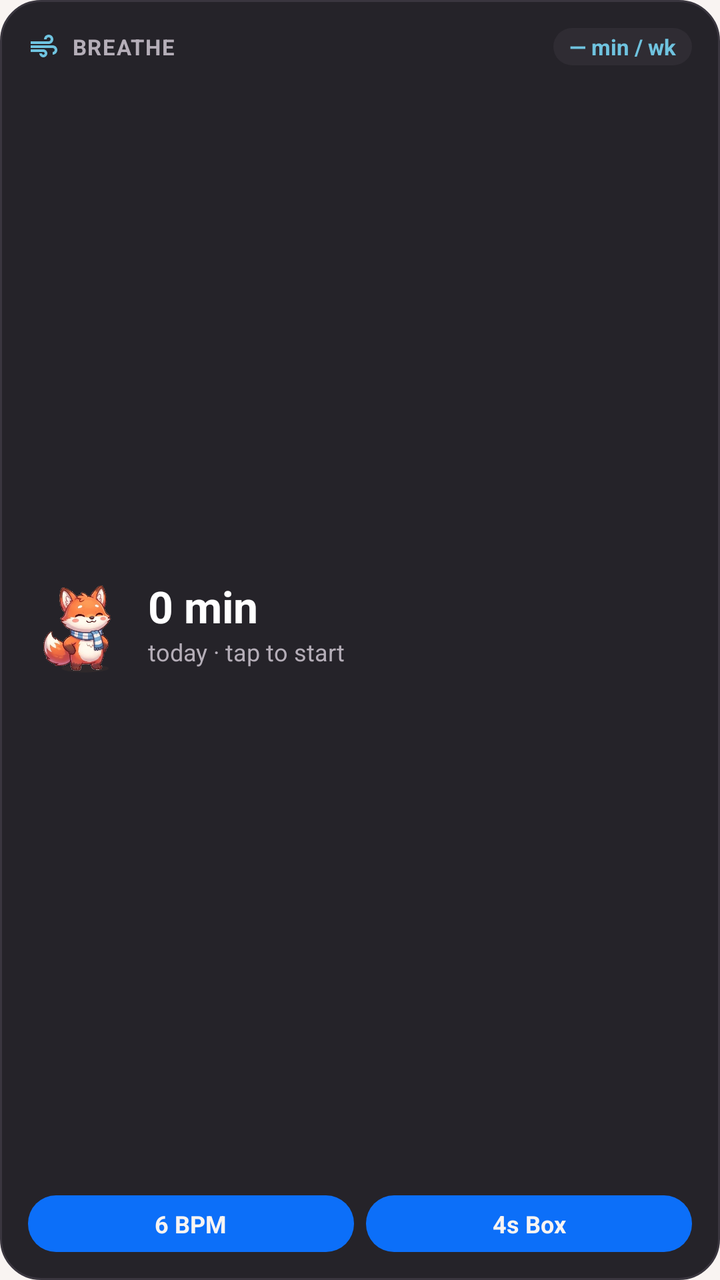
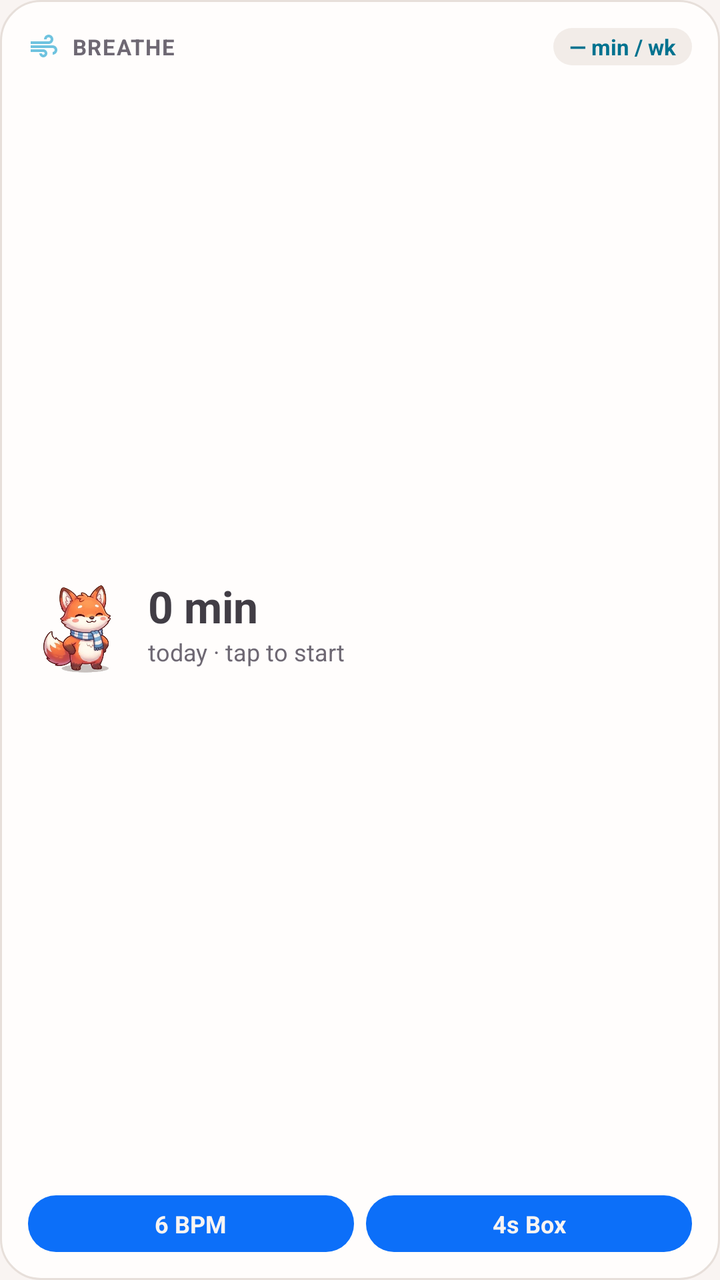

The first picture is an Android layout as it rendered before a commit; the second is the same layout after the commit. The layout source and the unified diff follow.
<!-- AndroidManifest.xml: application theme Theme.Hangry -->
<!-- res/layout/widget_breathe.xml -->
<?xml version="1.0" encoding="utf-8"?>
<LinearLayout xmlns:android="http://schemas.android.com/apk/res/android"
    android:id="@+id/widget_breathe_root"
    android:layout_width="match_parent"
    android:layout_height="match_parent"
    android:background="@drawable/bg_widget_surface"
    android:orientation="vertical"
    android:padding="14dp">

    <LinearLayout
        android:layout_width="match_parent"
        android:layout_height="wrap_content"
        android:gravity="center_vertical"
        android:orientation="horizontal">

        <ImageView
            android:layout_width="16dp"
            android:layout_height="16dp"
            android:src="@drawable/ic_widget_breath"
            android:contentDescription="@null" />

        <TextView
            android:layout_width="0dp"
            android:layout_height="wrap_content"
            android:layout_marginStart="6dp"
            android:layout_weight="1"
            android:text="@string/widget_layout_breathe"
            android:textColor="#B5AEB8"
            android:textSize="11sp"
            android:textStyle="bold"
            android:letterSpacing="0.05" />

        <TextView
            android:id="@+id/tv_breathe_week"
            android:layout_width="wrap_content"
            android:layout_height="wrap_content"
            android:background="@drawable/bg_widget_chip"
            android:paddingHorizontal="8dp"
            android:paddingVertical="2dp"
            android:text="@string/widget_layout_none_min_wk"
            android:textColor="#6FC3DF"
            android:textSize="11sp"
            android:textStyle="bold" />
    </LinearLayout>

    <LinearLayout
        android:layout_width="match_parent"
        android:layout_height="0dp"
        android:layout_weight="1"
        android:gravity="center_vertical"
        android:orientation="horizontal">

        <ImageView
            android:layout_width="52dp"
            android:layout_height="52dp"
            android:scaleType="fitCenter"
            android:src="@drawable/dash_breathe_in"
            android:contentDescription="@null" />

        <LinearLayout
            android:layout_width="0dp"
            android:layout_height="wrap_content"
            android:layout_marginStart="8dp"
            android:layout_weight="1"
            android:orientation="vertical">

            <TextView
                android:id="@+id/tv_breathe_today"
                android:layout_width="wrap_content"
                android:layout_height="wrap_content"
                android:layout_marginTop="0dp"
                android:ellipsize="end"
                android:maxLines="1"
                android:text="@string/widget_layout_0_min"
                android:textColor="#FFFFFF"
                android:textSize="22sp"
                android:textStyle="bold" />

            <TextView
                android:id="@+id/tv_breathe_subtitle"
                android:layout_width="wrap_content"
                android:layout_height="wrap_content"
                android:layout_marginTop="0dp"
                android:ellipsize="end"
                android:maxLines="1"
                android:text="@string/widget_layout_today_tap_to_start"
                android:textColor="#B5AEB8"
                android:textSize="12sp" />
        </LinearLayout>
    </LinearLayout>

    <LinearLayout
        android:layout_width="match_parent"
        android:layout_height="wrap_content"
        android:orientation="horizontal">

        <TextView
            android:id="@+id/btn_breathe_a"
            android:layout_width="0dp"
            android:layout_weight="1"
            android:layout_height="wrap_content"
            android:layout_marginTop="8dp"
            android:background="@drawable/bg_widget_button"
            android:gravity="center"
            android:paddingVertical="6dp"
            android:text="@string/widget_layout_6_bpm"
            android:textColor="#F9F4F2"
            android:textSize="12sp"
            android:textStyle="bold" />

        <TextView
            android:id="@+id/btn_breathe_b"
            android:layout_width="0dp"
            android:layout_weight="1"
            android:layout_marginStart="6dp"
            android:layout_height="wrap_content"
            android:layout_marginTop="8dp"
            android:background="@drawable/bg_widget_button"
            android:gravity="center"
            android:paddingVertical="6dp"
            android:text="@string/widget_layout_4s_box"
            android:textColor="#F9F4F2"
            android:textSize="12sp"
            android:textStyle="bold" />
    </LinearLayout>
</LinearLayout>
<!-- resources referenced by this layout -->
<resources>
  <!-- drawable bg_widget_button (drawable) -->
  <?xml version="1.0" encoding="utf-8"?>
  <shape xmlns:android="http://schemas.android.com/apk/res/android"
      android:shape="rectangle">
      <solid android:color="#0C6FF9" />
      <corners android:radius="14dp" />
  </shape>
  <!-- drawable bg_widget_chip (drawable) -->
  <?xml version="1.0" encoding="utf-8"?>
  <shape xmlns:android="http://schemas.android.com/apk/res/android"
      android:shape="rectangle">
      <solid android:color="#2F2C33" />
      <corners android:radius="12dp" />
  </shape>
  <!-- drawable bg_widget_surface (drawable) -->
  <?xml version="1.0" encoding="utf-8"?>
  <shape xmlns:android="http://schemas.android.com/apk/res/android"
      android:shape="rectangle">
      <solid android:color="#252329" />
      <corners android:radius="20dp" />
      <stroke
          android:width="1dp"
          android:color="#3A363F" />
  </shape>
  <!-- drawable dash_breathe_in: webp bitmap (drawable-nodpi, 20204 bytes) -->
  <!-- drawable ic_widget_breath (drawable) -->
  <vector xmlns:android="http://schemas.android.com/apk/res/android"
      android:width="24dp"
      android:height="24dp"
      android:viewportWidth="24"
      android:viewportHeight="24">
      <path
          android:fillColor="#6FC3DF"
          android:pathData="M14.5,17c0,1.65 -1.35,3 -3,3s-3,-1.35 -3,-3h2c0,0.55 0.45,1 1,1s1,-0.45 1,-1 -0.45,-1 -1,-1H2v-2h9.5c1.65,0 3,1.35 3,3zM19,6.5C19,4.57 17.43,3 15.5,3S12,4.57 12,6.5h2C14,5.67 14.67,5 15.5,5S17,5.67 17,6.5 16.33,8 15.5,8H2v2h13.5c1.93,0 3.5,-1.57 3.5,-3.5zM18.5,11H2v2h16.5c0.83,0 1.5,0.67 1.5,1.5S19.33,16 18.5,16v2c1.93,0 3.5,-1.57 3.5,-3.5S20.43,11 18.5,11z" />
  </vector>
  <string name="widget_layout_0_min">0 min</string>
  <string name="widget_layout_4s_box">4s Box</string>
  <string name="widget_layout_6_bpm">6 BPM</string>
  <string name="widget_layout_breathe">BREATHE</string>
  <string name="widget_layout_none_min_wk">— min / wk</string>
  <string name="widget_layout_today_tap_to_start">today · tap to start</string>
  <style name="Theme.Hangry" parent="android:Theme.Material.NoActionBar">
          <item name="android:windowBackground">@color/brand_cream</item>
          <item name="android:statusBarColor">@android:color/transparent</item>
          <item name="android:navigationBarColor">@android:color/transparent</item>
          <item name="android:windowLightStatusBar">true</item>
          <item name="android:windowLightNavigationBar">true</item>
      </style>
  <color name="brand_cream">#FFF9F4F2</color>
</resources>

<!-- the commit's change to res/layout/widget_breathe.xml (unified diff, before → after) -->
@@ -25,7 +25,7 @@
             android:layout_marginStart="6dp"
             android:layout_weight="1"
             android:text="@string/widget_layout_breathe"
-            android:textColor="#B5AEB8"
+            android:textColor="@color/widget_text_secondary"
             android:textSize="11sp"
             android:textStyle="bold"
             android:letterSpacing="0.05" />
@@ -38,7 +38,7 @@
             android:paddingHorizontal="8dp"
             android:paddingVertical="2dp"
             android:text="@string/widget_layout_none_min_wk"
-            android:textColor="#6FC3DF"
+            android:textColor="@color/widget_sky"
             android:textSize="11sp"
             android:textStyle="bold" />
     </LinearLayout>
@@ -72,7 +72,7 @@
                 android:ellipsize="end"
                 android:maxLines="1"
                 android:text="@string/widget_layout_0_min"
-                android:textColor="#FFFFFF"
+                android:textColor="@color/widget_text"
                 android:textSize="22sp"
                 android:textStyle="bold" />
 
@@ -84,7 +84,7 @@
                 android:ellipsize="end"
                 android:maxLines="1"
                 android:text="@string/widget_layout_today_tap_to_start"
-                android:textColor="#B5AEB8"
+                android:textColor="@color/widget_text_secondary"
                 android:textSize="12sp" />
         </LinearLayout>
     </LinearLayout>
<!-- resource entries referenced after the edit -->
@@ -1,5 +1,8 @@
 <!-- resources referenced by this layout -->
 <resources>
+  <color name="widget_sky">#6FC3DF</color>
+  <color name="widget_text">#FFFFFF</color>
+  <color name="widget_text_secondary">#B5AEB8</color>
   <!-- drawable bg_widget_button (drawable) -->
   <?xml version="1.0" encoding="utf-8"?>
   <shape xmlns:android="http://schemas.android.com/apk/res/android"
@@ -11,18 +14,18 @@
   <?xml version="1.0" encoding="utf-8"?>
   <shape xmlns:android="http://schemas.android.com/apk/res/android"
       android:shape="rectangle">
-      <solid android:color="#2F2C33" />
+      <solid android:color="@color/widget_track" />
       <corners android:radius="12dp" />
   </shape>
   <!-- drawable bg_widget_surface (drawable) -->
   <?xml version="1.0" encoding="utf-8"?>
   <shape xmlns:android="http://schemas.android.com/apk/res/android"
       android:shape="rectangle">
-      <solid android:color="#252329" />
+      <solid android:color="@color/widget_surface" />
       <corners android:radius="20dp" />
       <stroke
           android:width="1dp"
-          android:color="#3A363F" />
+          android:color="@color/widget_outline" />
   </shape>
   <!-- drawable dash_breathe_in: webp bitmap (drawable-nodpi, 20204 bytes) -->
   <!-- drawable ic_widget_breath (drawable) -->
@@ -48,6 +51,9 @@
           <item name="android:windowLightStatusBar">true</item>
           <item name="android:windowLightNavigationBar">true</item>
       </style>
+  <color name="widget_track">#2F2C33</color>
+  <color name="widget_surface">#252329</color>
+  <color name="widget_outline">#3A363F</color>
   <color name="brand_cream">#FFF9F4F2</color>
 </resources>
 
